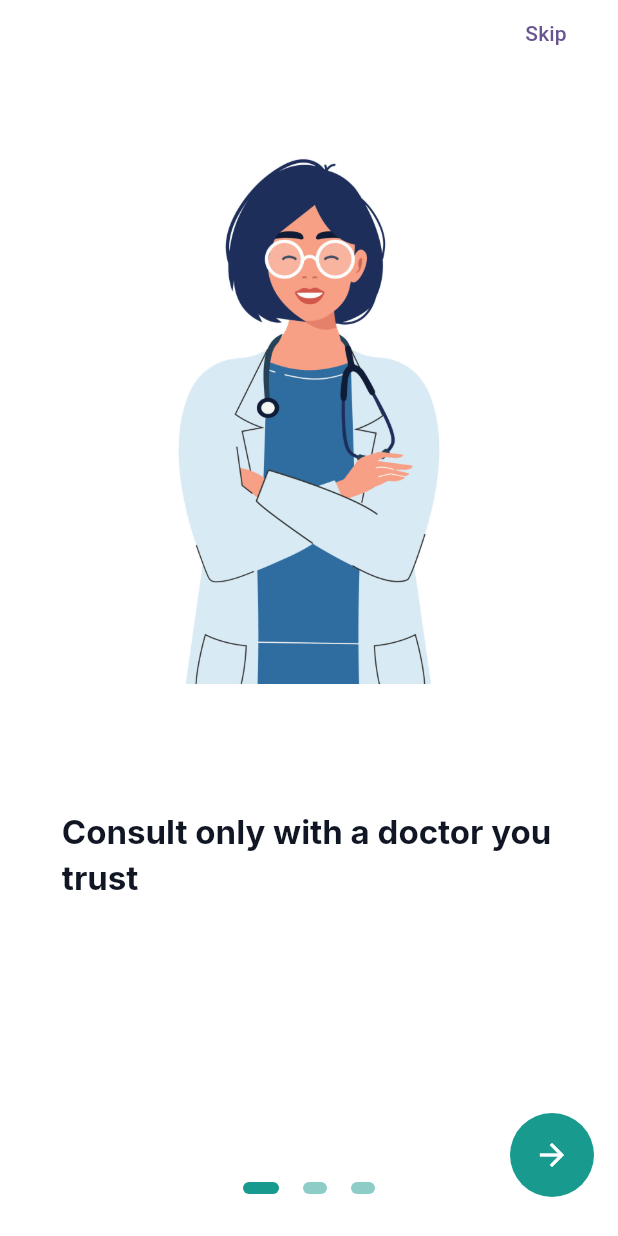
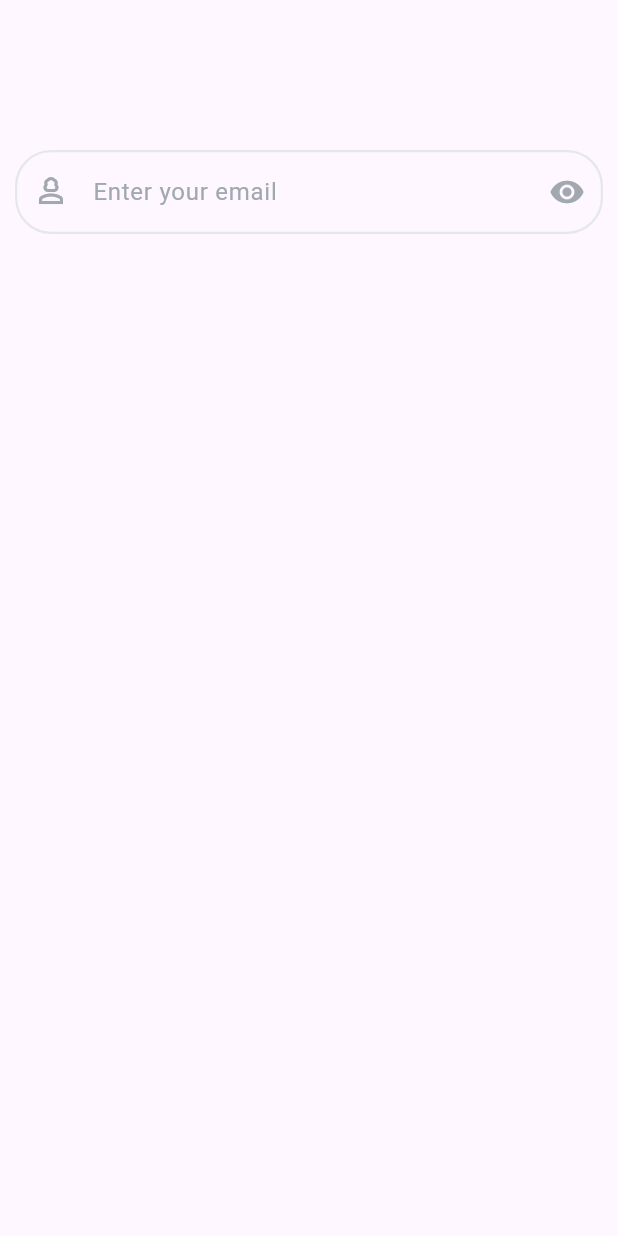
Before and after one commit to fanuelal/wegesha_client, a Flutter app: the screen it shows after launch, on a phone screen of 412 x 824 dp. Run offline on Flutter 3.47's test engine with Material 3 defaults, Android fonts, the phone set to English and light mode, and no system bars; drawn by our look-alikes of flutter_onboarding_slider; our stand-ins replace google_fonts; missing offline and left inert: dart:ffi.

Commit message:
input text filed

```diff
--- a/lib/config/theme.dart
+++ b/lib/config/theme.dart
@@ -1,8 +1,11 @@
 import 'package:flutter/material.dart';
 
 class ColorTheme {
-  static Color primaryColor = const Color(0xff199A8E);
+  static Color primaryColor = const Color.fromARGB(255, 17, 122, 112);
   static Color black = const Color(0xff101623);
   static Color gray = const Color(0xff717784);
   static Color white = Colors.white;
+  static Color grayBorder = const Color(0xffE5E7EB);
+  static Color iconGrey = const Color(0xffA1A8B0);
+  static Color red = const Color(0xffFF5C5C);
 }
--- a/lib/main.dart
+++ b/lib/main.dart
@@ -1,5 +1,7 @@
 import 'package:flutter/material.dart';
 import 'package:wegesha_client/screens/Splash.dart';
+
+import 'screens/authPage.dart';
 // import 'screens/auth_type.dart';
 // import 'package:wegesha_client/screens/sign_in.dart';
 
@@ -18,7 +20,7 @@
         colorScheme: ColorScheme.fromSeed(seedColor: Colors.deepPurple),
         useMaterial3: true,
       ),
-      home: Splash(),
+      home: const TextScreen(),
     );
   }
 }
--- /dev/null
+++ b/lib/screens/authPage.dart
@@ -0,0 +1,30 @@
+import 'package:flutter/material.dart';
+import 'package:wegesha_client/config/theme.dart';
+import 'package:wegesha_client/widget/input_filed.dart';
+
+class TextScreen extends StatefulWidget {
+  const TextScreen({super.key});
+
+  @override
+  State<TextScreen> createState() => _TextScreenState();
+}
+
+class _TextScreenState extends State<TextScreen> {
+  TextEditingController controller = TextEditingController();
+
+  @override
+  Widget build(BuildContext context) {
+    return Scaffold(
+      body: Container(
+        margin: const EdgeInsets.symmetric(vertical: 100, horizontal: 10),
+        child: InputFiled(
+            controller: controller,
+            prefixIcon: Icons.person_3_outlined,
+            suffixIcon: Icons.remove_red_eye,
+            placeholder: "Enter your email",
+            color: ColorTheme.primaryColor,
+            isError: false,),
+      ),
+    );
+  }
+}
--- a/lib/screens/onboarding.dart
+++ b/lib/screens/onboarding.dart
@@ -1,5 +1,4 @@
 import 'package:flutter/material.dart';
-
 import 'package:flutter_onboarding_slider/flutter_onboarding_slider.dart';
 import 'package:google_fonts/google_fonts.dart';
 import 'package:wegesha_client/config/theme.dart';
--- /dev/null
+++ b/lib/widget/input_filed.dart
@@ -0,0 +1,57 @@
+import 'dart:ffi';
+
+import 'package:flutter/material.dart';
+import '../config/theme.dart';
+
+class InputFiled extends StatefulWidget {
+  late TextEditingController controller;
+  IconData prefixIcon;
+  late IconData suffixIcon;
+  String placeholder;
+  Color color;
+  bool isError;
+  // void onChanged;
+  InputFiled(
+      {super.key,
+      required this.controller,
+      required this.prefixIcon,
+      required this.suffixIcon,
+      required this.placeholder,
+      required this.color,
+      required this.isError,});
+
+  @override
+  State<InputFiled> createState() => _InputFiledState();
+}
+
+class _InputFiledState extends State<InputFiled> {
+  @override
+  Widget build(BuildContext context) {
+    return TextField(
+      controller: widget.controller,
+      decoration: InputDecoration(
+        fillColor: ColorTheme.grayBorder,
+        enabledBorder: OutlineInputBorder(
+            borderRadius: BorderRadius.circular(24),
+            borderSide: BorderSide(
+                color: widget.isError ? ColorTheme.red : ColorTheme.grayBorder,
+                width: 1.5)),
+        focusedBorder: OutlineInputBorder(
+            borderRadius: BorderRadius.circular(24),
+            borderSide: BorderSide(color: ColorTheme.grayBorder, width: 1.5)),
+        hintText: widget.placeholder,
+        hintStyle: TextStyle(
+            color: widget.isError ? ColorTheme.red : ColorTheme.iconGrey),
+        prefixIcon: Icon(
+          widget.prefixIcon,
+          color: ColorTheme.iconGrey,
+        ),
+        suffixIcon: Icon(widget.suffixIcon, color: ColorTheme.iconGrey),
+        prefixIconColor: widget.controller.text == ""
+            ? ColorTheme.gray
+            : ColorTheme.primaryColor,
+      ),
+      // onChanged: widget.onChanged,
+    );
+  }
+}
```
Also changed, not shown: pubspec.lock.
